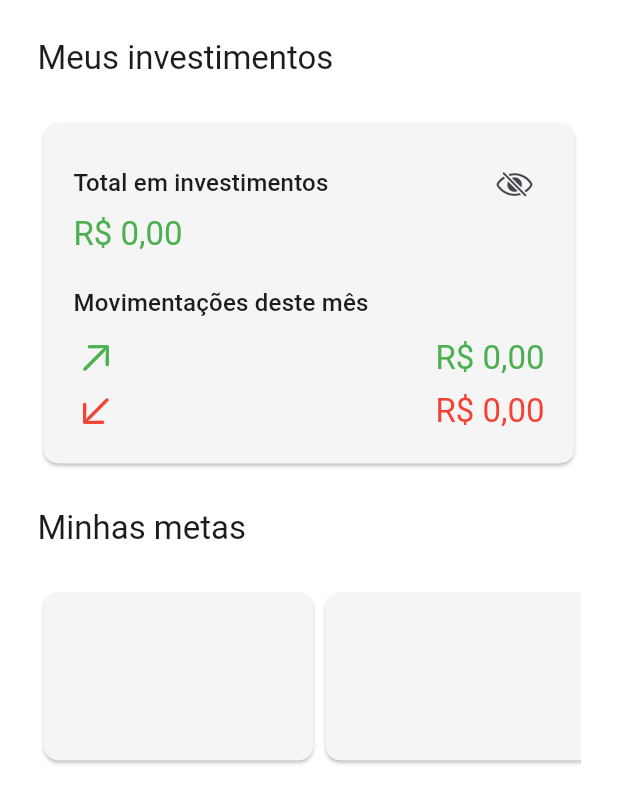
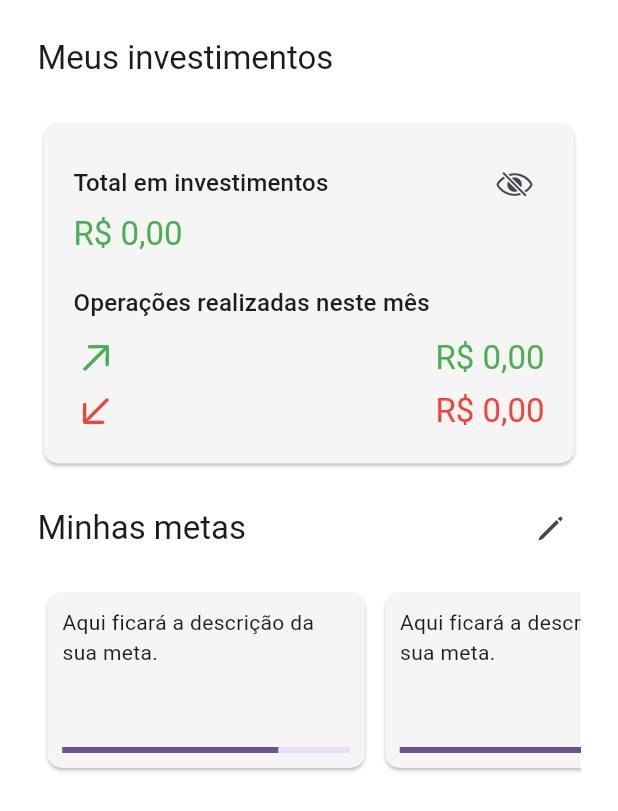
Before and after one commit to eduardoazvd17/investhelper, a Flutter app: the InvestmentsPage screen opened by its route, on a phone screen of 412 x 824 dp. Shown: the top 811 px of the screen. Run offline on Flutter 3.47's test engine with Material 3 defaults, Android fonts, the phone set to English and light mode, and no system bars; our stand-ins replace lottie; generated files the repository leaves out were written again.

Commit message:
Creating goal tile

```diff
--- a/lib/src/features/investments/views/investments_page.dart
+++ b/lib/src/features/investments/views/investments_page.dart
@@ -1,6 +1,9 @@
 import 'package:flutter/cupertino.dart';
 import 'package:flutter/material.dart';
+import 'package:investmentmanager/src/features/investments/widgets/goal_card_tile.dart';
 import 'package:investmentmanager/src/l10n/l10n.dart';
+
+import '../widgets/investments_resume_card.dart';
 
 class InvestmentsPage extends StatelessWidget {
   static const String routeName = "/investments";
@@ -20,12 +23,28 @@ class InvestmentsPage extends StatelessWidget {
                   context,
                   AppLocalizations.of(context)!.myInvestments,
                 ),
-                _investmentsTotalCard(context),
+                const InvestmentsResumeCard(),
                 _titleWidget(
                   context,
                   AppLocalizations.of(context)!.myGoals,
+                  actions: [
+                    IconButton(
+                      onPressed: () {},
+                      visualDensity: VisualDensity.compact,
+                      icon: const Icon(CupertinoIcons.pen),
                     ),
-                _myGoalsListing(context),
+                  ],
+                ),
+                SizedBox(
+                  height: 125,
+                  child: ListView(
+                    scrollDirection: Axis.horizontal,
+                    children: List.generate(
+                      10,
+                      (index) => const GoalCardTile(),
+                    ),
+                  ),
+                ),
               ],
             ),
           ),
@@ -34,115 +53,25 @@ class InvestmentsPage extends StatelessWidget {
     );
   }
 
-  Widget _investmentsTotalCard(context) {
-    return Card(
-      child: Padding(
-        padding: const EdgeInsets.all(20),
-        child: Column(
-          crossAxisAlignment: CrossAxisAlignment.start,
-          children: [
-            Row(
-              crossAxisAlignment: CrossAxisAlignment.center,
+  Widget _titleWidget(
+    BuildContext context,
+    String text, {
+    List<Widget> actions = const [],
+  }) {
+    return Row(
       children: [
         Expanded(
-                  child: Text(
-                    AppLocalizations.of(context)!.totalInvestment,
-                    style: Theme.of(context).textTheme.titleMedium,
-                  ),
-                ),
-                IconButton(
-                  onPressed: () {},
-                  visualDensity: VisualDensity.compact,
-                  icon: const Icon(CupertinoIcons.eye_slash),
-                ),
-              ],
-            ),
-            Text(
-              'R\$ 0,00',
-              style: Theme.of(context)
-                  .textTheme
-                  .titleLarge
-                  ?.copyWith(color: Colors.green),
-            ),
-            Padding(
-              padding: const EdgeInsets.only(top: 20, bottom: 10),
-              child: Text(
-                AppLocalizations.of(context)!.monthsMovements,
-                style: Theme.of(context).textTheme.titleMedium,
-              ),
-            ),
-            _movimentationTile(
-              context: context,
-              tooltip: AppLocalizations.of(context)!.buyOperations,
-              icon: CupertinoIcons.arrow_up_right,
-              value: 'R\$ 0,00',
-              color: Colors.green,
-            ),
-            const SizedBox(height: 5),
-            _movimentationTile(
-              context: context,
-              tooltip: AppLocalizations.of(context)!.sellOperations,
-              icon: CupertinoIcons.arrow_down_left,
-              value: 'R\$ 0,00',
-              color: Colors.red,
-            ),
-          ],
-        ),
-      ),
-    );
-  }
-
-  Widget _myGoalsListing(context) {
-    return SizedBox(
-      height: 120,
-      child: ListView(
-        scrollDirection: Axis.horizontal,
-        children: List.generate(
-          10,
-          (index) {
-            return const Card(
-              child: SizedBox(width: 180),
-            );
-          },
-        ),
-      ),
-    );
-  }
-
-  Widget _titleWidget(BuildContext context, String text) {
-    return Padding(
+          child: Padding(
             padding: const EdgeInsets.symmetric(vertical: 25),
             child: Text(
               text,
               style: Theme.of(context).textTheme.titleLarge,
             ),
-    );
-  }
-
-  Widget _movimentationTile({
-    required BuildContext context,
-    required String tooltip,
-    required IconData icon,
-    required String value,
-    required Color color,
-  }) {
-    return Tooltip(
-      message: tooltip,
-      child: Row(
-        mainAxisAlignment: MainAxisAlignment.spaceBetween,
-        children: [
-          Icon(
-            icon,
-            size: 30,
-            color: color,
           ),
-          Text(
-            value,
-            style:
-                Theme.of(context).textTheme.titleLarge?.copyWith(color: color),
         ),
+        const SizedBox(width: 10),
+        ...actions,
       ],
-      ),
     );
   }
 }
--- /dev/null
+++ b/lib/src/features/investments/widgets/goal_card_tile.dart
@@ -0,0 +1,62 @@
+import 'package:flutter/cupertino.dart';
+import 'package:flutter/material.dart';
+
+class GoalCardTile extends StatefulWidget {
+  const GoalCardTile({super.key});
+
+  @override
+  State<GoalCardTile> createState() => _GoalCardTileState();
+}
+
+class _GoalCardTileState extends State<GoalCardTile> {
+  late final ScrollController _textScrollController;
+
+  @override
+  void initState() {
+    _textScrollController = ScrollController();
+    super.initState();
+  }
+
+  @override
+  void dispose() {
+    _textScrollController.dispose();
+    super.dispose();
+  }
+
+  @override
+  Widget build(BuildContext context) {
+    return SizedBox(
+      width: 225,
+      child: Padding(
+        padding: const EdgeInsets.symmetric(horizontal: 2.5),
+        child: Card(
+          child: Padding(
+            padding: const EdgeInsets.all(10),
+            child: Column(
+              mainAxisAlignment: MainAxisAlignment.spaceBetween,
+              crossAxisAlignment: CrossAxisAlignment.start,
+              children: [
+                Expanded(
+                  child: Scrollbar(
+                    controller: _textScrollController,
+                    thumbVisibility: true,
+                    child: SingleChildScrollView(
+                      controller: _textScrollController,
+                      child: const Text(
+                        'Aqui ficará a descrição da sua meta.',
+                      ),
+                    ),
+                  ),
+                ),
+                const Padding(
+                  padding: EdgeInsets.only(top: 10),
+                  child: LinearProgressIndicator(value: 0.75),
+                ),
+              ],
+            ),
+          ),
+        ),
+      ),
+    );
+  }
+}
--- /dev/null
+++ b/lib/src/features/investments/widgets/investments_resume_card.dart
@@ -0,0 +1,94 @@
+import 'package:flutter/cupertino.dart' show CupertinoIcons;
+import 'package:flutter/material.dart';
+
+import '../../../l10n/l10n.dart';
+
+class InvestmentsResumeCard extends StatelessWidget {
+  const InvestmentsResumeCard({super.key});
+
+  @override
+  Widget build(BuildContext context) {
+    return Card(
+      child: Padding(
+        padding: const EdgeInsets.all(20),
+        child: Column(
+          crossAxisAlignment: CrossAxisAlignment.start,
+          children: [
+            Row(
+              crossAxisAlignment: CrossAxisAlignment.center,
+              children: [
+                Expanded(
+                  child: Text(
+                    AppLocalizations.of(context)!.totalInvestment,
+                    style: Theme.of(context).textTheme.titleMedium,
+                  ),
+                ),
+                IconButton(
+                  onPressed: () {},
+                  visualDensity: VisualDensity.compact,
+                  icon: const Icon(CupertinoIcons.eye_slash),
+                ),
+              ],
+            ),
+            Text(
+              'R\$ 0,00',
+              style: Theme.of(context)
+                  .textTheme
+                  .titleLarge
+                  ?.copyWith(color: Colors.green),
+            ),
+            Padding(
+              padding: const EdgeInsets.only(top: 20, bottom: 10),
+              child: Text(
+                AppLocalizations.of(context)!.monthsOperations,
+                style: Theme.of(context).textTheme.titleMedium,
+              ),
+            ),
+            _movimentationTile(
+              context: context,
+              tooltip: AppLocalizations.of(context)!.buyOperations,
+              icon: CupertinoIcons.arrow_up_right,
+              value: 'R\$ 0,00',
+              color: Colors.green,
+            ),
+            const SizedBox(height: 5),
+            _movimentationTile(
+              context: context,
+              tooltip: AppLocalizations.of(context)!.sellOperations,
+              icon: CupertinoIcons.arrow_down_left,
+              value: 'R\$ 0,00',
+              color: Colors.red,
+            ),
+          ],
+        ),
+      ),
+    );
+  }
+
+  Widget _movimentationTile({
+    required BuildContext context,
+    required String tooltip,
+    required IconData icon,
+    required String value,
+    required Color color,
+  }) {
+    return Tooltip(
+      message: tooltip,
+      child: Row(
+        mainAxisAlignment: MainAxisAlignment.spaceBetween,
+        children: [
+          Icon(
+            icon,
+            size: 30,
+            color: color,
+          ),
+          Text(
+            value,
+            style:
+                Theme.of(context).textTheme.titleLarge?.copyWith(color: color),
+          ),
+        ],
+      ),
+    );
+  }
+}
--- a/lib/src/l10n/app_pt.arb
+++ b/lib/src/l10n/app_pt.arb
@@ -30,7 +30,7 @@
   "alreadyHaveAnAccount": "Já possui uma conta?",
   "myInvestments": "Meus investimentos",
   "totalInvestment": "Total em investimentos",
-  "monthsMovements": "Movimentações deste mês",
+  "monthsOperations": "Operações realizadas neste mês",
   "buyOperations": "Operações de compra",
   "sellOperations": "Operações de venda",
   "myGoals": "Minhas metas"
```
Lines whose indentation alone changed are shown as unchanged.
